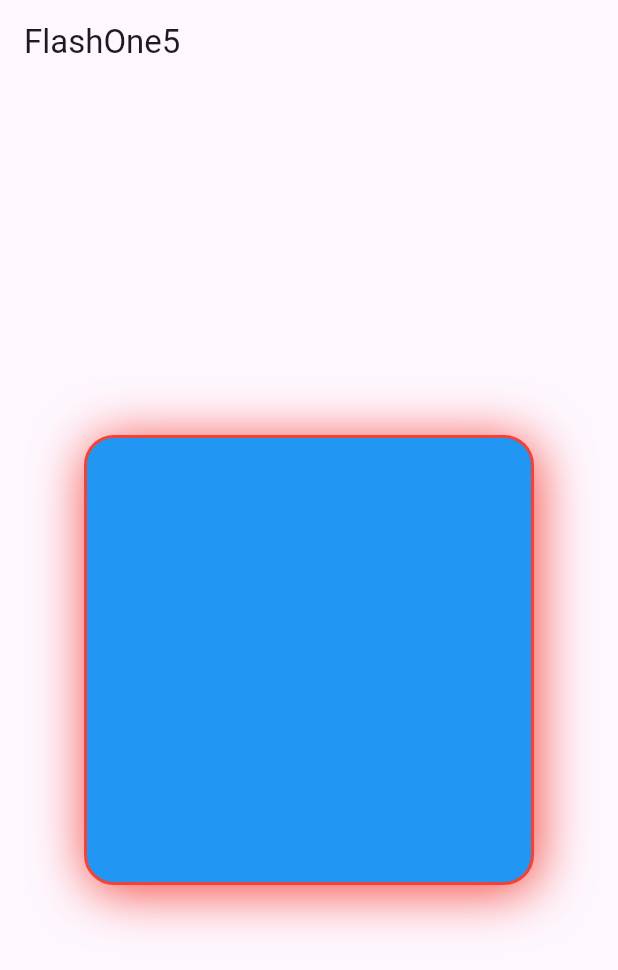
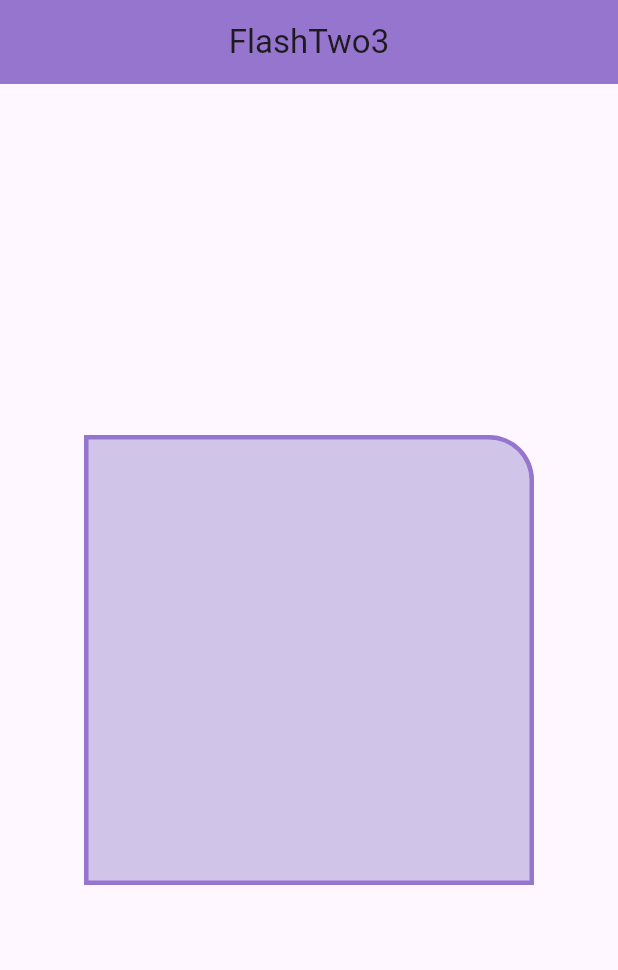
Before and after one commit to VaibhavPagare25/Daily_Flash, a Flutter app: the screen it shows after launch, on a phone screen of 412 x 824 dp. Shown: the top 970 px of the screen. Run offline on Flutter 3.47's test engine with Material 3 defaults, Android fonts, the phone set to English and light mode, and no system bars.

Commit message:
Third Flash Completed

```diff
--- /dev/null
+++ b/lib/Flash02/flash02_3.dart
@@ -0,0 +1,34 @@
+import 'package:flutter/material.dart';
+
+class FlashTwo3 extends StatelessWidget {
+  const FlashTwo3({super.key});
+
+  @override
+  Widget build(BuildContext context) {
+    return Scaffold(
+      appBar: AppBar(
+        title: const Text(
+          "FlashTwo3",
+        ),
+        backgroundColor: Colors.deepPurple.shade300,
+        centerTitle: true,
+      ),
+      body: Center(
+        child: Container(
+          height: 300,
+          width: 300,
+          decoration: BoxDecoration(
+            color: Colors.deepPurple.shade100,
+            borderRadius: const BorderRadius.only(
+              topRight: Radius.circular(30),
+            ),
+            border: Border.all(
+              color: Colors.deepPurple.shade300,
+              width: 3,
+            ),
+          ),
+        ),
+      ),
+    );
+  }
+}
--- a/lib/main.dart
+++ b/lib/main.dart
@@ -1,4 +1,6 @@
-import 'package:daily_flash/Flash01/flash01_5.dart';
+import 'package:daily_flash/Flash02/flash02_1.dart';
+import 'package:daily_flash/Flash02/flash02_2.dart';
+import 'package:daily_flash/Flash02/flash02_3.dart';
 import 'package:flutter/material.dart';
 
 void main() {
@@ -14,7 +16,7 @@ class MainApp extends StatelessWidget {
       debugShowCheckedModeBanner: false,
       home: Scaffold(
         body: Center(
-          child: FlashOne5(),
+          child: FlashTwo3(),
         ),
       ),
     );
```
